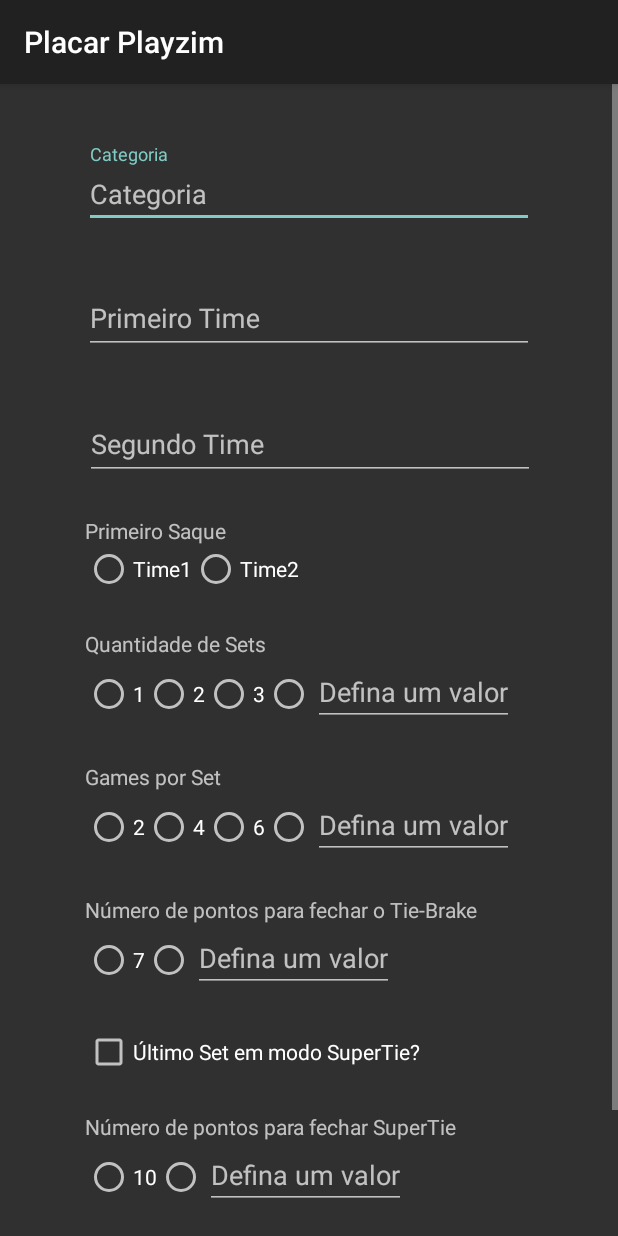
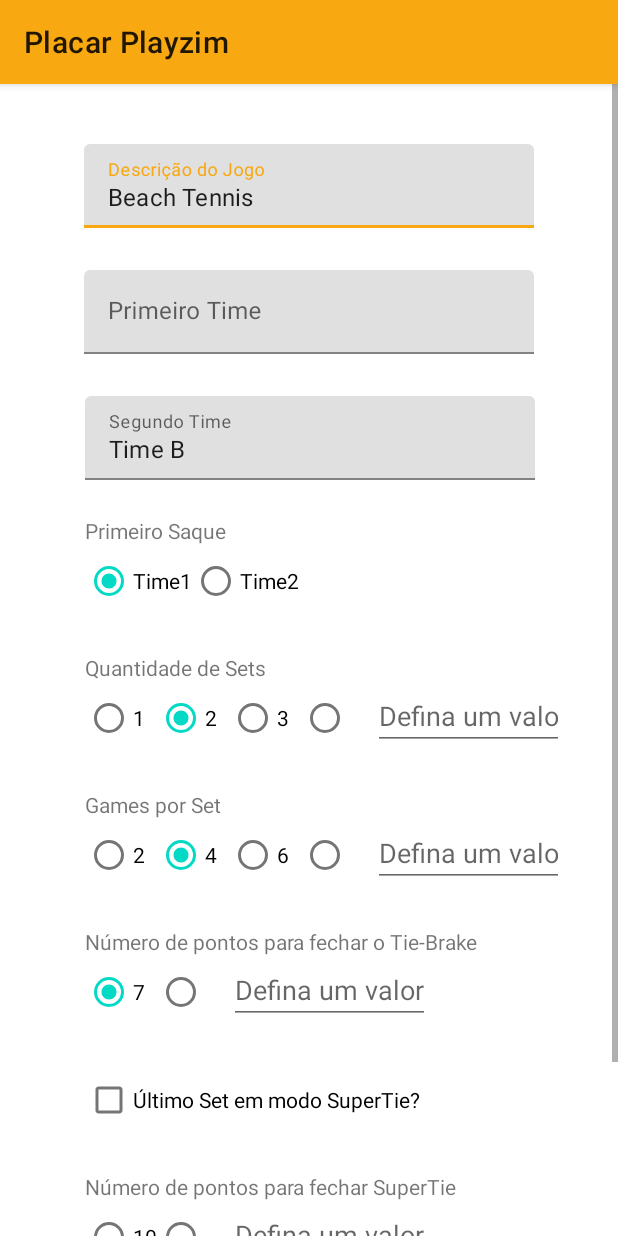
Before and after one commit to windcarvalho/PlacarPlayzim, an Android app: the ConfigActivity screen opened directly, with no data from a screen before it, on a phone screen of 412 x 824 dp. Run offline under Robolectric (Android 15) with nearby library versions, the phone set to English and light mode, and no system bars.

```diff
--- a/app/src/main/AndroidManifest.xml
+++ b/app/src/main/AndroidManifest.xml
@@ -11,7 +11,7 @@
         <activity
             android:name="com.playzim.activities.ConfigActivity"
             android:exported="false"
-            android:theme="@style/Theme.AppCompat"/>
+            android:theme="@style/Theme.Placar"/>
         <activity
             android:name="com.playzim.activities.Playzim_Score_Activity"
             android:exported="false"
--- a/app/src/main/java/com/playzim/placarbt/GameState.java
+++ b/app/src/main/java/com/playzim/placarbt/GameState.java
@@ -1,6 +1,8 @@
 package com.playzim.placarbt;
 
-public class GameState {
+import java.io.Serializable;
+
+public class GameState implements Serializable {
 
     private int[] sets;
     private int[] games;
--- a/app/src/main/res/layout/activity_config.xml
+++ b/app/src/main/res/layout/activity_config.xml
@@ -16,7 +16,7 @@
             android:id="@+id/categoria_layout"
             android:layout_width="300dp"
             android:layout_height="wrap_content"
-            android:hint="@string/categoria"
+            android:hint="Descrição do Jogo"
             app:layout_constraintEnd_toEndOf="parent"
             app:layout_constraintStart_toStartOf="parent"
             app:layout_constraintTop_toTopOf="parent">
@@ -25,7 +25,8 @@
                 android:id="@+id/categoria"
                 android:layout_width="match_parent"
                 android:layout_height="wrap_content"
-                android:hint="Categoria"
+                android:hint="Descrição do Jogo"
+                android:text="Beach Tennis"
                 tools:ignore="TouchTargetSizeCheck" />
         </com.google.android.material.textfield.TextInputLayout>
 
@@ -43,7 +44,8 @@
                 android:id="@+id/time1"
                 android:layout_width="match_parent"
                 android:layout_height="wrap_content"
-                android:hint="Primeiro Time" />
+                android:hint="Primeiro Time"
+                tools:text="Time A" />
         </com.google.android.material.textfield.TextInputLayout>
 
         <com.google.android.material.textfield.TextInputLayout
@@ -60,7 +62,8 @@
                 android:id="@+id/time2"
                 android:layout_width="match_parent"
                 android:layout_height="wrap_content"
-                android:hint="Segundo Time" />
+                android:hint="Segundo Time"
+                android:text="Time B" />
         </com.google.android.material.textfield.TextInputLayout>
 
         <TextView
@@ -84,6 +87,7 @@
                 android:id="@+id/primSaqTime1"
                 android:layout_width="match_parent"
                 android:layout_height="wrap_content"
+                android:checked="true"
                 android:text="Time1" />
 
             <RadioButton
@@ -125,6 +129,7 @@
                 android:id="@+id/radioButton4"
                 android:layout_width="match_parent"
                 android:layout_height="wrap_content"
+                android:checked="true"
                 android:text="2" />
 
             <RadioButton
@@ -177,6 +182,7 @@
                 android:id="@+id/radioButton24"
                 android:layout_width="match_parent"
                 android:layout_height="wrap_content"
+                android:checked="true"
                 android:text="4" />
 
             <RadioButton
@@ -233,6 +239,7 @@
                 android:id="@+id/radioButton1233"
                 android:layout_width="match_parent"
                 android:layout_height="wrap_content"
+                android:checked="true"
                 android:text="7" />
 
             <RadioButton
--- a/app/src/main/res/layout/activity_main.xml
+++ b/app/src/main/res/layout/activity_main.xml
@@ -5,7 +5,7 @@
     android:layout_width="match_parent"
     android:layout_height="match_parent"
     tools:context="com.playzim.activities.MainActivity"
-   >
+     >
 
     <Button
         android:id="@+id/btInitMatch"
@@ -13,7 +13,7 @@
         android:layout_height="wrap_content"
         android:layout_marginTop="20dp"
         android:onClick="onClickBtMatch"
-        android:text="Iniciar Jogo"
+        android:text="Configurar Placar"
         android:textSize="16sp"
         android:textStyle="bold"
         app:layout_constraintEnd_toEndOf="parent"
--- a/app/src/main/res/values/themes.xml
+++ b/app/src/main/res/values/themes.xml
@@ -1,6 +1,6 @@
 <resources xmlns:tools="http://schemas.android.com/tools">
     <!-- Base application theme. -->
-    <style name="Theme.Placar" parent="Theme.MaterialComponents.DayNight.NoActionBar">
+    <style name="Theme.Placar" parent="Theme.MaterialComponents.Light">
         <!-- Primary brand color. -->
         <item name="colorPrimary">@color/colorTeamA</item>
         <item name="colorPrimaryVariant">@color/colorTeamB</item>
@@ -8,11 +8,11 @@
         <!-- Secondary brand color. -->
         <item name="colorSecondary">@color/teal_200</item>
         <item name="colorSecondaryVariant">@color/teal_700</item>
-        <item name="colorOnSecondary">@color/black</item>
+        <item name="colorOnSecondary">@color/white</item>
         <!-- Status bar color. -->
-        <item name="android:statusBarColor" tools:targetApi="l">?attr/colorPrimaryVariant</item>
+        <item name="android:statusBarColor" tools:targetApi="l">@color/colorTeamA</item>
         <!-- Customize your theme here. -->
-
+        <item name="android:windowLightStatusBar">true</item>
     </style>
     <style name="AppThemeFS" parent="Theme.AppCompat.Light.NoActionBar">
         <!-- Customize your theme here. -->
```
Also changed, not shown: app/src/main/java/com/playzim/activities/Playzim_Score_Activity.kt (+16 -4 lines).
